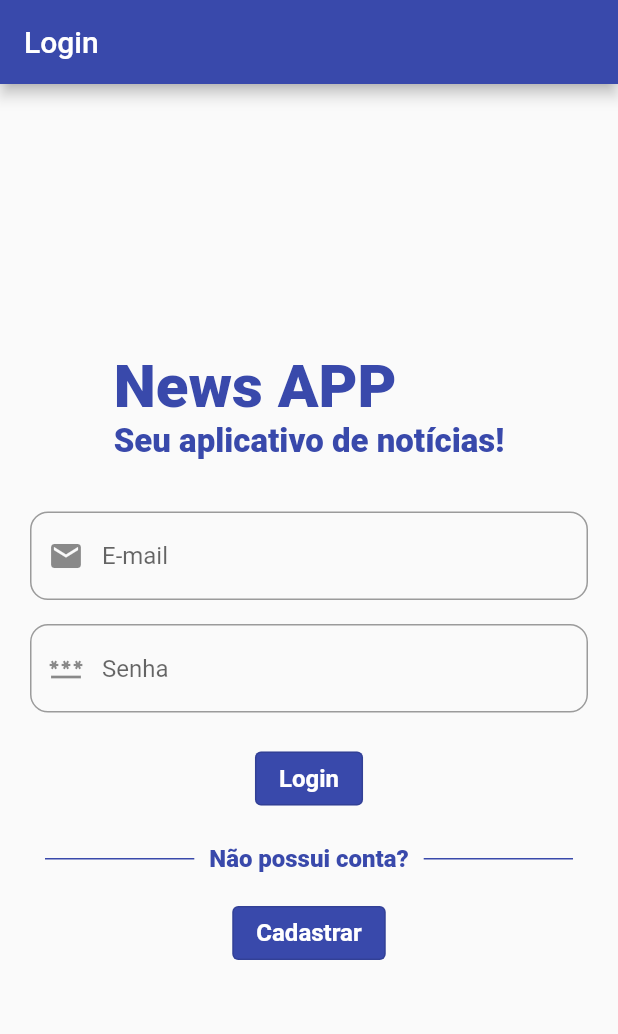
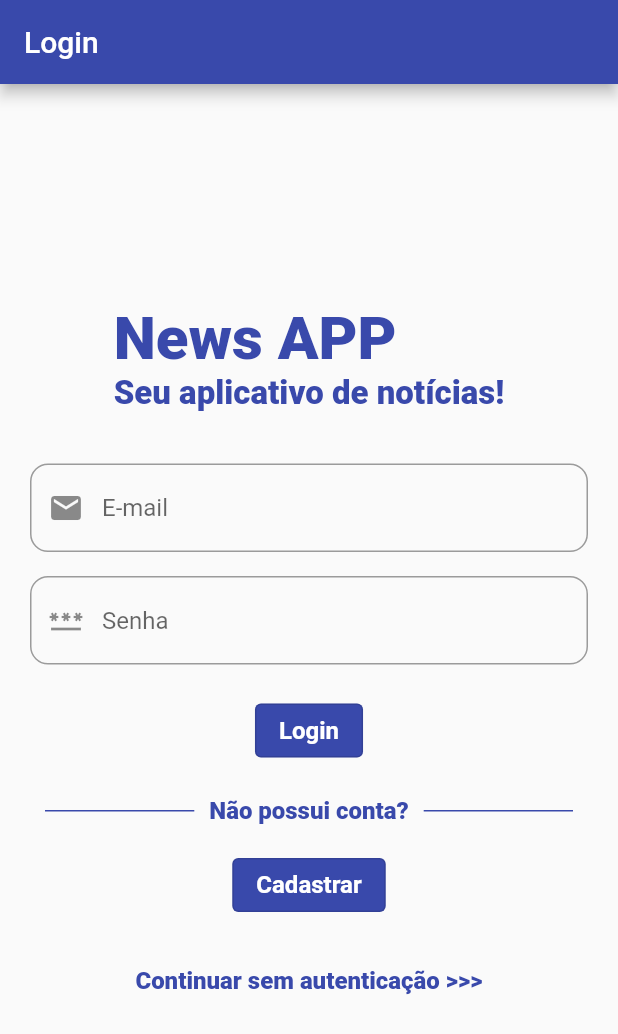
Before and after one commit to feliper2002/news-app-teste, a Flutter app: the screen it shows after launch, on a phone screen of 412 x 824 dp. Shown: the top 1034 px of the screen. Run offline on Flutter 3.47's test engine with Material 2 defaults, Android fonts, the phone set to English and light mode, and no system bars; our stand-ins replace cloud_firestore, dartz, firebase_auth, firebase_core, flutter_modular, mobx; accounts and stored records are empty; generated files the repository leaves out were written again.

```diff
--- a/lib/modules/auth/auth_module.dart
+++ b/lib/modules/auth/auth_module.dart
@@ -19,6 +19,6 @@ class AuthModule extends Module {
   @override
   final List<ModularRoute> routes = [
     ChildRoute('/', child: (_, args) => AuthPage()),
-    ChildRoute('/register', child: (_, args) => const RegisterPage()),
+    ChildRoute('/register', child: (_, args) => RegisterPage()),
   ];
 }
--- a/lib/modules/auth/presenter/auth.page.dart
+++ b/lib/modules/auth/presenter/auth.page.dart
@@ -42,7 +42,7 @@ class AuthPage extends StatelessWidget {
               const SizedBox(height: 20),
               CustomButton(
                 onPressed: () async {
-                  await Modular.to.pushNamed('/news');
+                  await Modular.to.popAndPushNamed('/news');
                 },
                 text: 'Login',
               ),
@@ -51,9 +51,22 @@ class AuthPage extends StatelessWidget {
               const SizedBox(height: 16),
               CustomButton(
                 onPressed: () async {
-                  await Modular.to.pushNamed('/auth/register');
+                  await Modular.to.pushNamed('/register');
                 },
                 text: 'Cadastrar',
+              ),
+              const SizedBox(height: 16),
+              TextButton(
+                onPressed: () async {
+                  await Modular.to.popAndPushNamed('/news');
+                },
+                child: Text(
+                  'Continuar sem autenticação >>>',
+                  style: TextStyle(
+                      color: AppColors.mainColor,
+                      fontSize: 16,
+                      fontWeight: FontWeight.w900),
+                ),
               ),
             ],
           ),
```
Also changed, not shown: lib/modules/auth/presenter/register.page.dart (+58 -1 lines).
